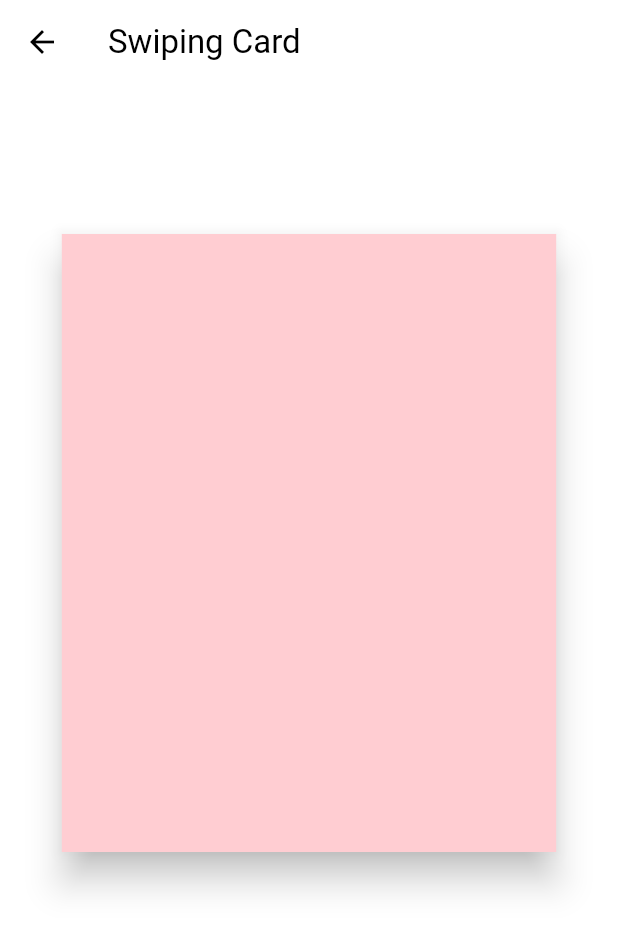
After one commit to chanhooop/flutter_study, a Flutter app: the screen it shows after launch, after a tap on "Swiping Card", on a phone screen of 412 x 824 dp. The commit adds this screen. Shown: the top 931 px of the screen. Run offline on Flutter 3.47's test engine with Material 2 defaults, Android fonts, the light colour scheme and no system bars; our stand-ins replace hive, hive_flutter; missing offline and left inert: flutter_sequence_animation; accounts and stored records are empty.

Commit message:
swipe card

```diff
--- a/flutter_animations_masterclass/lib/screens/apple_watch_screen.dart
+++ b/flutter_animations_masterclass/lib/screens/apple_watch_screen.dart
@@ -38,8 +38,8 @@ class _AppleWatchScreenState extends State<AppleWatchScreen>
   @override
   void dispose() {
     // TODO: implement dispose
+    _animationController.dispose();
     super.dispose();
-    _animationController.dispose();
   }
 
   @override
--- a/flutter_animations_masterclass/lib/screens/menu_screen.dart
+++ b/flutter_animations_masterclass/lib/screens/menu_screen.dart
@@ -2,7 +2,7 @@ import 'package:flutter/material.dart';
 import 'package:flutter_animations_masterclass/screens/apple_watch_screen.dart';
 import 'package:flutter_animations_masterclass/screens/explicit_animations_screen.dart';
 import 'package:flutter_animations_masterclass/screens/implicit_animations_screen.dart';
-import 'package:flutter_animations_masterclass/screens/sqlite_screen.dart';
+import 'package:flutter_animations_masterclass/screens/swiping_card.dart';
 
 class MenuScreen extends StatelessWidget {
   const MenuScreen({super.key});
@@ -35,6 +35,11 @@ class MenuScreen extends StatelessWidget {
                   _gotoPage(context, AppleWatchScreen());
                 },
                 child: Text('Apple Watch')),
+            ElevatedButton(
+                onPressed: () {
+                  _gotoPage(context, SwipingCardScreen());
+                },
+                child: Text('Swiping Card')),
 
           ],
         ),
--- /dev/null
+++ b/flutter_animations_masterclass/lib/screens/swiping_card.dart
@@ -0,0 +1,102 @@
+import 'dart:math';
+
+import 'package:flutter/material.dart';
+
+class SwipingCardScreen extends StatefulWidget {
+  const SwipingCardScreen({super.key});
+
+  @override
+  State<SwipingCardScreen> createState() => _SwipingCardScreenState();
+}
+
+class _SwipingCardScreenState extends State<SwipingCardScreen> with SingleTickerProviderStateMixin{
+
+  late final size = MediaQuery.of(context).size;
+
+  late final AnimationController _position = AnimationController(
+    vsync: this,
+    duration: Duration(seconds: 1),
+    lowerBound: size.width * -1 -100,
+    upperBound: size.width + 100,
+    value: 0.0, // 초기값 설정, 설정 안할시 lowerBound가 초기값
+  );
+
+  late final Tween<double> _rotation = Tween(
+    begin: -15,
+    end: 15,
+  );
+
+  void _onHorizontalDragUpdate(DragUpdateDetails details){
+    _position.value += details.delta.dx;
+  }
+
+  void _onHorizontalDragEnd(){
+    final bound = size.width-200;
+    final dropZone = size.width+100;
+
+    if(_position.value.abs() >= bound){
+      if(_position.value.isNegative){
+        _position.animateTo(dropZone * -1);
+      }else{
+      _position.animateTo(dropZone);
+      }
+    }else{
+    _position.animateTo(0,curve: Curves.easeOut);
+    }
+  }
+
+  @override
+  void dispose() {
+    // TODO: 디스포즈 해주지 않으면 오류가 생길 위험이 있음
+    _position.dispose();
+    super.dispose();
+  }
+
+  @override
+  Widget build(BuildContext context) {
+
+    return Scaffold(
+      appBar: AppBar(
+        title: Text('Swiping Card'),
+      ),
+      body: AnimatedBuilder(
+        animation: _position,
+        builder: (context,child){
+          final angle = _rotation.transform((_position.value + size.width/2) / size.width);
+          print(angle);
+           return Stack(
+             alignment: Alignment.topCenter,
+             children: [
+               Positioned(
+                 top: 100,
+                 child: GestureDetector(
+                   onHorizontalDragUpdate: (details){
+                     _onHorizontalDragUpdate(details);
+                   },
+                   onHorizontalDragEnd: (details){
+
+                     _onHorizontalDragEnd();
+                   },
+                   child: Transform.translate(
+                     offset: Offset(_position.value, 0.0),
+                     child: Transform.rotate(
+                       angle: angle * (pi /180),
+                       child: Material(
+                         elevation: 10,
+                         color: Colors.red.shade100,
+                         child: SizedBox(
+                           width: size.width * 0.8,
+                           height: size.height * 0.5,
+                         ),
+                       ),
+                     ),
+                   ),
+                 ),
+               ),
+             ],
+           );
+        },
+      ),
+    );
+  }
+}
```
Also changed, not shown: 2 other files.
